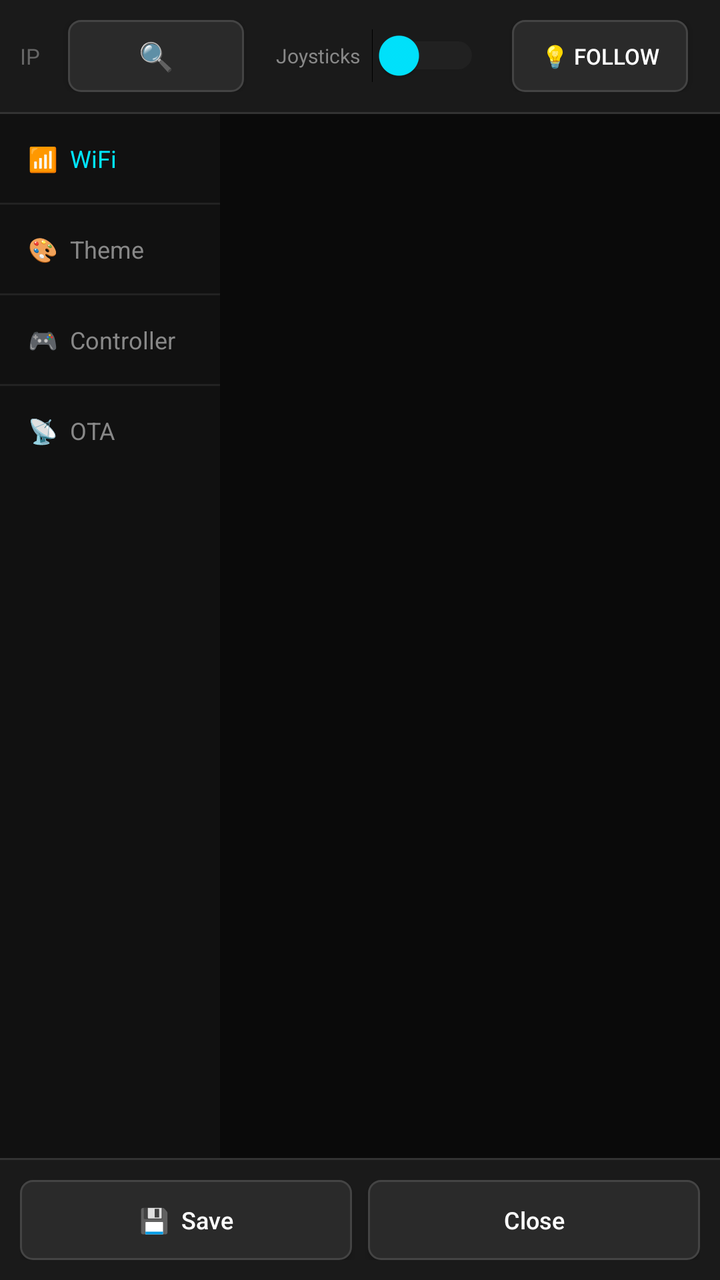
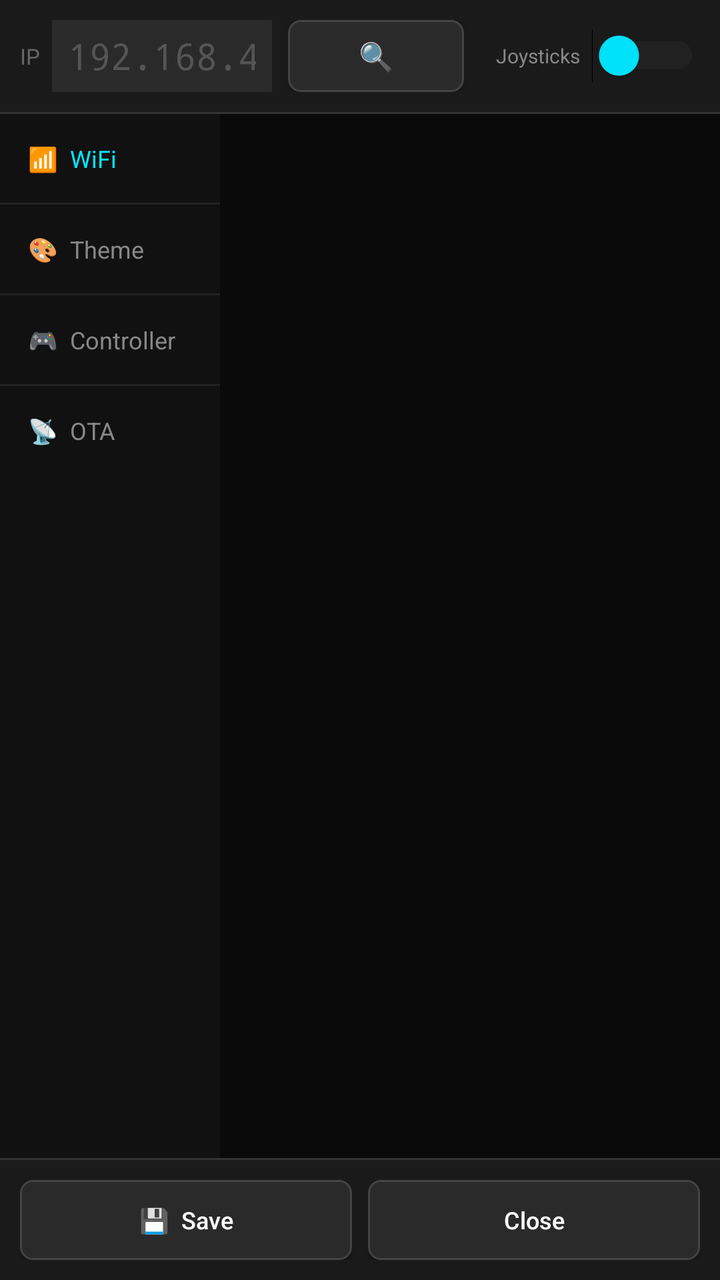

Screens rendered from an Android XML layout before and after an edit, with the pre-edit source and the edit as a unified diff.
<!-- AndroidManifest.xml: application theme Theme.ESPad32Controller -->
<!-- res/layout/dialog_settings.xml -->
<?xml version="1.0" encoding="utf-8"?>
<LinearLayout xmlns:android="http://schemas.android.com/apk/res/android"
    android:layout_width="match_parent"
    android:layout_height="match_parent"
    android:orientation="vertical"
    android:background="#0A0A0A">

    
    <LinearLayout android:layout_width="match_parent" android:layout_height="wrap_content"
        android:orientation="horizontal" android:background="#1A1A1A"
        android:padding="10dp" android:gravity="center_vertical">

        
        <TextView android:layout_width="wrap_content" android:layout_height="wrap_content"
            android:text="IP" android:textColor="#666666" android:textSize="11sp"
            android:layout_marginEnd="6dp"/>
        <EditText android:id="@+id/etIpAddress"
            android:layout_width="0dp" android:layout_height="36dp" android:layout_weight="1"
            android:inputType="text" android:fontFamily="monospace"
            android:textColor="#FFFFFF" android:textColorHint="#555555"
            android:hint="192.168.4.1" android:background="#2A2A2A"
            android:paddingStart="8dp" android:paddingEnd="8dp"
            android:layout_marginEnd="8dp"/>

        
        <Button android:id="@+id/btnSearchDevices"
            android:layout_width="wrap_content" android:layout_height="36dp"
            android:text="🔍" android:textSize="14sp"
            android:layout_marginEnd="16dp"
            style="@style/CarButton"/>

        
        <TextView android:layout_width="wrap_content" android:layout_height="wrap_content"
            android:text="Joysticks" android:textColor="#888888"
            android:textSize="10sp" android:layout_marginEnd="6dp"/>
        <Switch android:id="@+id/switchJoysticks"
            android:layout_width="wrap_content" android:layout_height="wrap_content"
            android:thumbTint="#00E5FF" android:trackTint="#333333"
            android:layout_marginEnd="16dp"/>

        
        <Button android:id="@+id/btnFollowTop"
            android:layout_width="wrap_content" android:layout_height="36dp"
            android:text="💡 FOLLOW" android:textSize="11sp"
            android:layout_marginEnd="8dp"
            style="@style/CarButton"/>

        
        <Button android:id="@+id/btnTrackTop"
            android:layout_width="wrap_content" android:layout_height="36dp"
            android:text="🗺 TRACK" android:textSize="11sp"
            style="@style/CarButton"/>

    </LinearLayout>

    
    <View android:layout_width="match_parent" android:layout_height="1dp"
        android:background="#333333"/>

    
    <LinearLayout android:layout_width="match_parent" android:layout_height="0dp"
        android:layout_weight="1" android:orientation="horizontal">

        
        <LinearLayout android:layout_width="110dp" android:layout_height="match_parent"
            android:orientation="vertical" android:background="#111111">
            <TextView android:id="@+id/tabWifi"
                android:layout_width="match_parent" android:layout_height="wrap_content"
                android:text="📶  WiFi" android:textSize="12sp"
                android:padding="14dp" android:textColor="#00E5FF"/>
            <View android:layout_width="match_parent" android:layout_height="1dp" android:background="#222222"/>
            <TextView android:id="@+id/tabTheme"
                android:layout_width="match_parent" android:layout_height="wrap_content"
                android:text="🎨  Theme" android:textSize="12sp"
                android:padding="14dp" android:textColor="#888888"/>
            <View android:layout_width="match_parent" android:layout_height="1dp" android:background="#222222"/>
            <TextView android:id="@+id/tabController"
                android:layout_width="match_parent" android:layout_height="wrap_content"
                android:text="🎮  Controller" android:textSize="12sp"
                android:padding="14dp" android:textColor="#888888"/>
            <View android:layout_width="match_parent" android:layout_height="1dp" android:background="#222222"/>
            <TextView android:id="@+id/tabAdvanced"
                android:layout_width="match_parent" android:layout_height="wrap_content"
                android:text="📡  OTA" android:textSize="12sp"
                android:padding="14dp" android:textColor="#888888"/>
        </LinearLayout>

        
        <ScrollView android:layout_width="0dp" android:layout_height="match_parent"
            android:layout_weight="1" android:padding="14dp"
            android:background="#0A0A0A">
            <LinearLayout android:id="@+id/settingsContent"
                android:layout_width="match_parent" android:layout_height="wrap_content"
                android:orientation="vertical"/>
        </ScrollView>
    </LinearLayout>

    
    <View android:layout_width="match_parent" android:layout_height="1dp"
        android:background="#333333"/>
    <LinearLayout android:layout_width="match_parent" android:layout_height="wrap_content"
        android:orientation="horizontal" android:background="#1A1A1A" android:padding="10dp">
        <Button android:id="@+id/btnSave"
            android:layout_width="0dp" android:layout_height="40dp" android:layout_weight="1"
            android:text="💾  Save" android:textSize="12sp" 
            android:layout_marginEnd="8dp" style="@style/CarButton"/>
        <Button android:id="@+id/btnCancel"
            android:layout_width="0dp" android:layout_height="40dp" android:layout_weight="1"
            android:text="Close" android:textSize="12sp" 
            style="@style/CarButton"/>
    </LinearLayout>

</LinearLayout>
<!-- resources referenced by this layout -->
<resources>
  <style name="CarButton" parent="Widget.AppCompat.Button">
          <item name="android:background">@drawable/btn_car_bg</item>
          <item name="android:textColor">#FFFFFF</item>
          <item name="android:textAllCaps">false</item>
          <item name="android:paddingHorizontal">4dp</item>
      </style>
  <style name="Theme.ESPad32Controller" parent="Theme.AppCompat.NoActionBar">
          <item name="android:windowBackground">#0A0A0A</item>
          <item name="android:statusBarColor">#000000</item>
          <item name="android:navigationBarColor">#000000</item>
          <item name="android:windowFullscreen">false</item>
      </style>
  <!-- drawable btn_car_bg (drawable) -->
  <?xml version="1.0" encoding="utf-8"?>
  <selector xmlns:android="http://schemas.android.com/apk/res/android">
      <item android:state_checked="true">
          <shape android:shape="rectangle">
              <solid android:color="#D82F2E" />
              <corners android:radius="6dp" />
          </shape>
      </item>
      <item android:state_pressed="true">
          <shape android:shape="rectangle">
              <solid android:color="#D82F2E" />
              <corners android:radius="6dp" />
          </shape>
      </item>
      <item>
          <shape android:shape="rectangle">
              <solid android:color="#2A2A2A" />
              <corners android:radius="6dp" />
              <stroke android:width="1dp" android:color="#444444" />
          </shape>
      </item>
  </selector>
</resources>

<!-- the commit's change to res/layout/dialog_settings.xml (unified diff, before → after) -->
@@ -35,21 +35,7 @@
             android:textSize="10sp" android:layout_marginEnd="6dp"/>
         <Switch android:id="@+id/switchJoysticks"
             android:layout_width="wrap_content" android:layout_height="wrap_content"
-            android:thumbTint="#00E5FF" android:trackTint="#333333"
-            android:layout_marginEnd="16dp"/>
-
-        
-        <Button android:id="@+id/btnFollowTop"
-            android:layout_width="wrap_content" android:layout_height="36dp"
-            android:text="💡 FOLLOW" android:textSize="11sp"
-            android:layout_marginEnd="8dp"
-            style="@style/CarButton"/>
-
-        
-        <Button android:id="@+id/btnTrackTop"
-            android:layout_width="wrap_content" android:layout_height="36dp"
-            android:text="🗺 TRACK" android:textSize="11sp"
-            style="@style/CarButton"/>
+            android:thumbTint="#00E5FF" android:trackTint="#333333"/>
 
     </LinearLayout>
 
